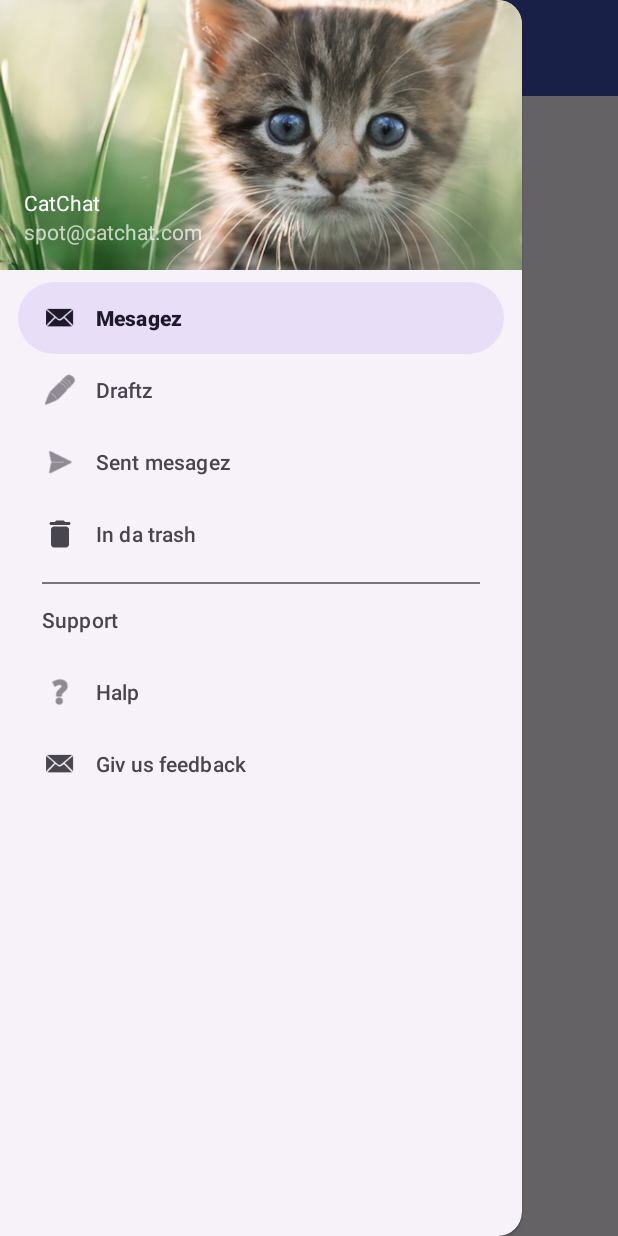
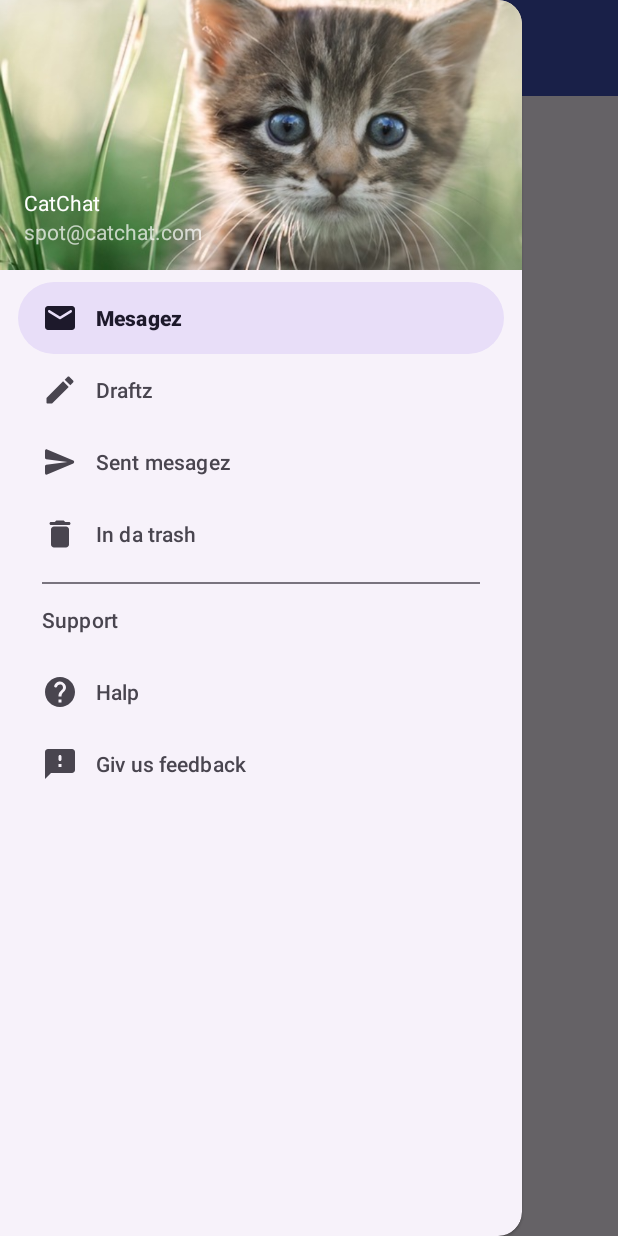
Before and after one commit to Aleksei-L/CatChat, an Android app: the screen it shows after launch (MainActivity), with the side drawer open, on a phone screen of 412 x 824 dp. Run offline under Robolectric (Android 15) with nearby library versions, the phone set to English and light mode, and no system bars.

Commit message:
Edited icon in panel

```diff
--- a/app/src/main/AndroidManifest.xml
+++ b/app/src/main/AndroidManifest.xml
@@ -13,13 +13,13 @@
         android:theme="@style/Theme.CatChat"
         tools:targetApi="31">
         <activity
-            android:name=".FeedbackActivity"
+            android:name=".activity.FeedbackActivity"
             android:exported="false" />
         <activity
-            android:name=".HelpActivity"
+            android:name=".activity.HelpActivity"
             android:exported="false" />
         <activity
-            android:name=".MainActivity"
+            android:name=".activity.MainActivity"
             android:exported="true">
             <intent-filter>
                 <action android:name="android.intent.action.MAIN" />
--- a/app/src/main/java/com/example/catchat/HelpActivity.kt
+++ b/app/src/main/java/com/example/catchat/activity/FeedbackActivity.kt
@@ -1,12 +1,13 @@
-package com.example.catchat
+package com.example.catchat.activity
 
 import android.os.Bundle
 import androidx.appcompat.app.AppCompatActivity
+import com.example.catchat.R
 
-class HelpActivity : AppCompatActivity() {
+class FeedbackActivity : AppCompatActivity() {
 	override fun onCreate(savedInstanceState: Bundle?) {
 		super.onCreate(savedInstanceState)
-		setContentView(R.layout.activity_help)
+		setContentView(R.layout.activity_feedback)
 		setSupportActionBar(findViewById(R.id.toolbar_main))
 	}
 }
--- a/app/src/main/java/com/example/catchat/FeedbackActivity.kt
+++ b/app/src/main/java/com/example/catchat/activity/HelpActivity.kt
@@ -1,12 +1,13 @@
-package com.example.catchat
+package com.example.catchat.activity
 
 import android.os.Bundle
 import androidx.appcompat.app.AppCompatActivity
+import com.example.catchat.R
 
-class FeedbackActivity : AppCompatActivity() {
+class HelpActivity : AppCompatActivity() {
 	override fun onCreate(savedInstanceState: Bundle?) {
 		super.onCreate(savedInstanceState)
-		setContentView(R.layout.activity_feedback)
+		setContentView(R.layout.activity_help)
 		setSupportActionBar(findViewById(R.id.toolbar_main))
 	}
 }
--- a/app/src/main/java/com/example/catchat/MainActivity.kt
+++ b/app/src/main/java/com/example/catchat/activity/MainActivity.kt
@@ -1,4 +1,4 @@
-package com.example.catchat
+package com.example.catchat.activity
 
 import android.content.Intent
 import android.os.Bundle
@@ -10,6 +10,7 @@ import androidx.core.view.GravityCompat
 import androidx.drawerlayout.widget.DrawerLayout
 import androidx.fragment.app.Fragment
 import androidx.fragment.app.FragmentTransaction
+import com.example.catchat.R
 import com.example.catchat.fragment.DraftsFragment
 import com.example.catchat.fragment.InboxFragment
 import com.example.catchat.fragment.SentItemsFragment
@@ -29,7 +30,11 @@ class MainActivity : AppCompatActivity(), NavigationView.OnNavigationItemSelecte
 		ft.commit()
 
 		val drawer: DrawerLayout = findViewById(R.id.drawer_layout)
-		val toggle = ActionBarDrawerToggle(this, drawer, toolbar, R.string.nav_open_drawer, R.string.nav_close_drawer)
+		val toggle = ActionBarDrawerToggle(
+			this, drawer, toolbar,
+			R.string.nav_open_drawer,
+			R.string.nav_close_drawer
+		)
 		drawer.addDrawerListener(toggle)
 		toggle.syncState()
 
@@ -55,10 +60,8 @@ class MainActivity : AppCompatActivity(), NavigationView.OnNavigationItemSelecte
 			val ft = supportFragmentManager.beginTransaction()
 			ft.replace(R.id.content_frame, fragment)
 			ft.commit()
-		}
-		else {
+		} else
 			startActivity(intent)
-		}
 		findViewById<DrawerLayout>(R.id.drawer_layout).closeDrawer(GravityCompat.START)
 		return true
 	}
--- /dev/null
+++ b/app/src/main/res/drawable/round_edit_24.xml
@@ -0,0 +1,10 @@
+<vector xmlns:android="http://schemas.android.com/apk/res/android"
+    android:width="24dp"
+    android:height="24dp"
+    android:tint="#000000"
+    android:viewportWidth="24"
+    android:viewportHeight="24">
+    <path
+        android:fillColor="@android:color/white"
+        android:pathData="M3,17.46v3.04c0,0.28 0.22,0.5 0.5,0.5h3.04c0.13,0 0.26,-0.05 0.35,-0.15L17.81,9.94l-3.75,-3.75L3.15,17.1c-0.1,0.1 -0.15,0.22 -0.15,0.36zM20.71,7.04c0.39,-0.39 0.39,-1.02 0,-1.41l-2.34,-2.34c-0.39,-0.39 -1.02,-0.39 -1.41,0l-1.83,1.83 3.75,3.75 1.83,-1.83z" />
+</vector>
--- /dev/null
+++ b/app/src/main/res/drawable/round_email_24.xml
@@ -0,0 +1,10 @@
+<vector xmlns:android="http://schemas.android.com/apk/res/android"
+    android:width="24dp"
+    android:height="24dp"
+    android:tint="#000000"
+    android:viewportWidth="24"
+    android:viewportHeight="24">
+    <path
+        android:fillColor="@android:color/white"
+        android:pathData="M20,4L4,4c-1.1,0 -1.99,0.9 -1.99,2L2,18c0,1.1 0.9,2 2,2h16c1.1,0 2,-0.9 2,-2L22,6c0,-1.1 -0.9,-2 -2,-2zM19.6,8.25l-7.07,4.42c-0.32,0.2 -0.74,0.2 -1.06,0L4.4,8.25c-0.25,-0.16 -0.4,-0.43 -0.4,-0.72 0,-0.67 0.73,-1.07 1.3,-0.72L12,11l6.7,-4.19c0.57,-0.35 1.3,0.05 1.3,0.72 0,0.29 -0.15,0.56 -0.4,0.72z" />
+</vector>
--- /dev/null
+++ b/app/src/main/res/drawable/round_feedback_24.xml
@@ -0,0 +1,10 @@
+<vector xmlns:android="http://schemas.android.com/apk/res/android"
+    android:width="24dp"
+    android:height="24dp"
+    android:tint="#000000"
+    android:viewportWidth="24"
+    android:viewportHeight="24">
+    <path
+        android:fillColor="@android:color/white"
+        android:pathData="M20,2L4.01,2c-1.1,0 -2,0.9 -2,2v18L6,18h14c1.1,0 2,-0.9 2,-2L22,4c0,-1.1 -0.9,-2 -2,-2zM13,14h-2v-2h2v2zM13,9c0,0.55 -0.45,1 -1,1s-1,-0.45 -1,-1L11,7c0,-0.55 0.45,-1 1,-1s1,0.45 1,1v2z" />
+</vector>
--- /dev/null
+++ b/app/src/main/res/drawable/round_help_24.xml
@@ -0,0 +1,11 @@
+<vector xmlns:android="http://schemas.android.com/apk/res/android"
+    android:width="24dp"
+    android:height="24dp"
+    android:autoMirrored="true"
+    android:tint="#000000"
+    android:viewportWidth="24"
+    android:viewportHeight="24">
+    <path
+        android:fillColor="@android:color/white"
+        android:pathData="M12,2C6.48,2 2,6.48 2,12s4.48,10 10,10 10,-4.48 10,-10S17.52,2 12,2zM13,19h-2v-2h2v2zM15.07,11.25l-0.9,0.92c-0.5,0.51 -0.86,0.97 -1.04,1.69 -0.08,0.32 -0.13,0.68 -0.13,1.14h-2v-0.5c0,-0.46 0.08,-0.9 0.22,-1.31 0.2,-0.58 0.53,-1.1 0.95,-1.52l1.24,-1.26c0.46,-0.44 0.68,-1.1 0.55,-1.8 -0.13,-0.72 -0.69,-1.33 -1.39,-1.53 -1.11,-0.31 -2.14,0.32 -2.47,1.27 -0.12,0.37 -0.43,0.65 -0.82,0.65h-0.3C8.4,9 8,8.44 8.16,7.88c0.43,-1.47 1.68,-2.59 3.23,-2.83 1.52,-0.24 2.97,0.55 3.87,1.8 1.18,1.63 0.83,3.38 -0.19,4.4z" />
+</vector>
--- /dev/null
+++ b/app/src/main/res/drawable/round_send_24.xml
@@ -0,0 +1,11 @@
+<vector xmlns:android="http://schemas.android.com/apk/res/android"
+    android:width="24dp"
+    android:height="24dp"
+    android:autoMirrored="true"
+    android:tint="#000000"
+    android:viewportWidth="24"
+    android:viewportHeight="24">
+    <path
+        android:fillColor="@android:color/white"
+        android:pathData="M3.4,20.4l17.45,-7.48c0.81,-0.35 0.81,-1.49 0,-1.84L3.4,3.6c-0.66,-0.29 -1.39,0.2 -1.39,0.91L2,9.12c0,0.5 0.37,0.93 0.87,0.99L17,12 2.87,13.88c-0.5,0.07 -0.87,0.5 -0.87,1l0.01,4.61c0,0.71 0.73,1.2 1.39,0.91z" />
+</vector>
--- a/app/src/main/res/layout/activity_feedback.xml
+++ b/app/src/main/res/layout/activity_feedback.xml
@@ -4,7 +4,7 @@
     android:layout_width="match_parent"
     android:layout_height="match_parent"
     android:orientation="vertical"
-    tools:context=".FeedbackActivity">
+    tools:context=".activity.FeedbackActivity">
 
     <include
         android:id="@+id/toolbar_main"
--- a/app/src/main/res/layout/activity_help.xml
+++ b/app/src/main/res/layout/activity_help.xml
@@ -4,7 +4,7 @@
     android:layout_width="match_parent"
     android:layout_height="match_parent"
     android:orientation="vertical"
-    tools:context=".HelpActivity">
+    tools:context=".activity.HelpActivity">
 
     <include
         android:id="@+id/toolbar_main"
--- a/app/src/main/res/layout/activity_main.xml
+++ b/app/src/main/res/layout/activity_main.xml
@@ -5,7 +5,7 @@
     android:id="@+id/drawer_layout"
     android:layout_width="match_parent"
     android:layout_height="match_parent"
-    tools:context=".MainActivity">
+    tools:context=".activity.MainActivity">
 
     <LinearLayout
         android:layout_width="match_parent"
--- a/app/src/main/res/menu/menu_nav.xml
+++ b/app/src/main/res/menu/menu_nav.xml
@@ -4,17 +4,17 @@
         <item
             android:id="@+id/nav_inbox"
             android:checked="true"
-            android:icon="@android:drawable/sym_action_email"
+            android:icon="@drawable/round_email_24"
             android:title="@string/nav_inbox" />
 
         <item
             android:id="@+id/nav_drafts"
-            android:icon="@android:drawable/ic_menu_edit"
+            android:icon="@drawable/round_edit_24"
             android:title="@string/nav_drafts" />
 
         <item
             android:id="@+id/nav_sent"
-            android:icon="@android:drawable/ic_menu_send"
+            android:icon="@drawable/round_send_24"
             android:title="@string/nav_sent" />
 
         <item
@@ -28,12 +28,12 @@
         <menu>
             <item
                 android:id="@+id/nav_help"
-                android:icon="@android:drawable/ic_menu_help"
+                android:icon="@drawable/round_help_24"
                 android:title="@string/nav_help" />
 
             <item
                 android:id="@+id/nav_feedback"
-                android:icon="@android:drawable/sym_action_email"
+                android:icon="@drawable/round_feedback_24"
                 android:title="@string/nav_feedback" />
 
         </menu>
--- a/build.gradle.kts
+++ b/build.gradle.kts
@@ -1,5 +1,5 @@
 // Top-level build file where you can add configuration options common to all sub-projects/modules.
 plugins {
-	id("com.android.application") version "8.1.0" apply false
+	id("com.android.application") version "8.1.1" apply false
 	id("org.jetbrains.kotlin.android") version "1.8.0" apply false
 }
```
